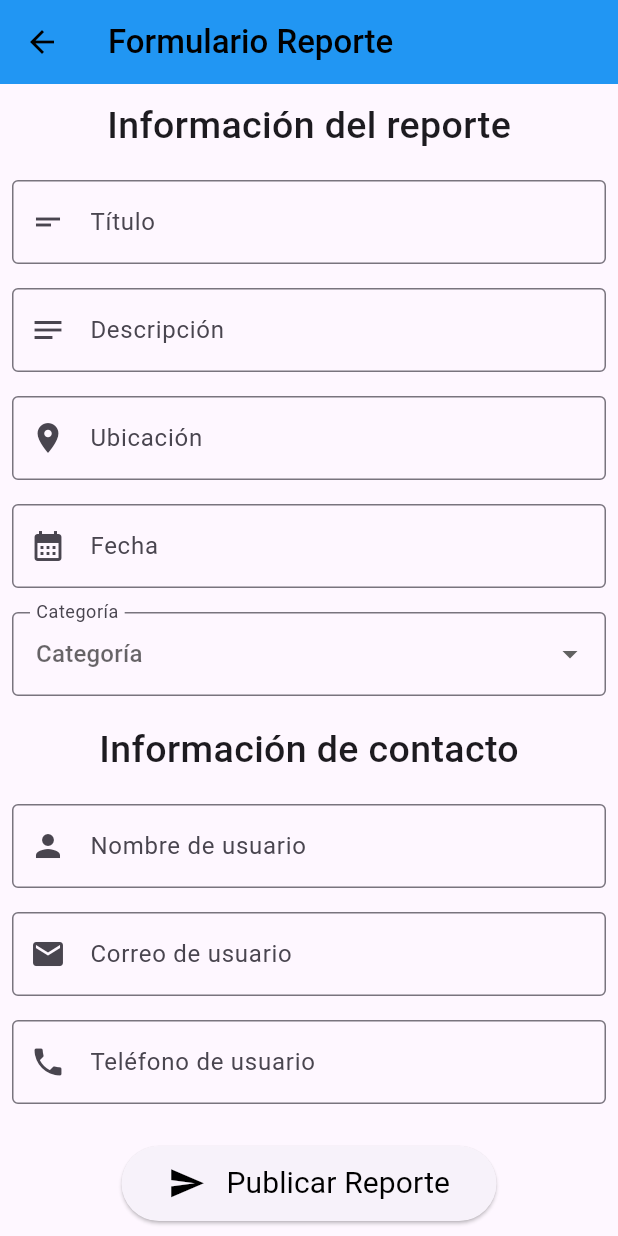
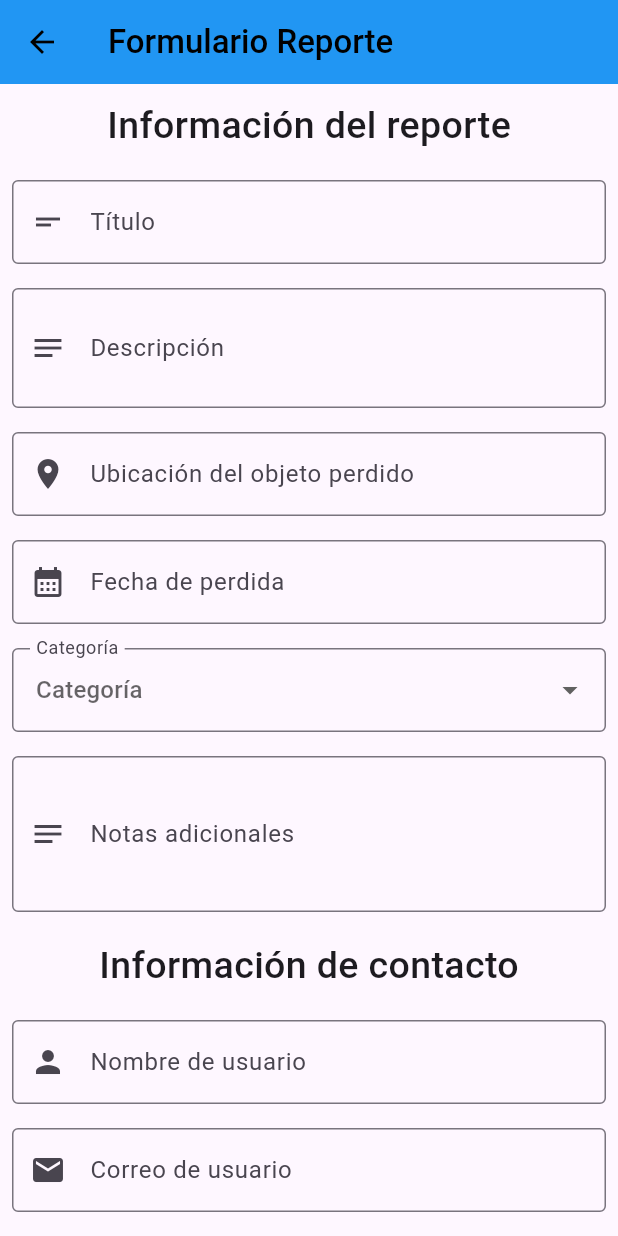
Before and after one commit to jmonsalve622/Proyecto-Ing-SW-10, a Flutter app: the CreateReportPage screen opened directly, on a phone screen of 412 x 824 dp. Run offline on Flutter 3.47's test engine with Material 3 defaults, Android fonts, the light colour scheme and no system bars.

Commit message:
Adicion del bloque de Notas adicionales en creacion de reporte y arreglos de detalles

```diff
--- a/lib/pages/create_report_page.dart
+++ b/lib/pages/create_report_page.dart
@@ -21,6 +21,8 @@ class _CreateReportPageState extends State<CreateReportPage> {
   final TextEditingController _userNameController = TextEditingController();
   final TextEditingController _userEmailController = TextEditingController();
   final TextEditingController _userPhoneController = TextEditingController();
+  final TextEditingController _notasController = TextEditingController();
+
 
   DateTime? pickedDate;
 
@@ -56,12 +58,30 @@ class _CreateReportPageState extends State<CreateReportPage> {
           padding: const EdgeInsets.all(8),
           child: TextField(
             controller: _descriptionController,
+            maxLines: null,
             decoration: const InputDecoration(
               labelText: "Descripción",
-              hintText: "Ingrese la descripción del objeto",
+              hintText: "Ingrese la descripción del objeto (máx. 100 palabras)",
               border: OutlineInputBorder(),
               prefixIcon: Icon(Icons.notes),
             ),
+            onChanged: (value) {
+              final words = value.trim().split(RegExp(r'\s+'));
+              if (words.length > 100) {
+                final trimmed = words.sublist(0, 100).join(' ');
+                _descriptionController.text = trimmed;
+                _descriptionController.selection = TextSelection.fromPosition(
+                  TextPosition(offset: trimmed.length),
+                );
+
+                ScaffoldMessenger.of(context).showSnackBar(
+                  const SnackBar(
+                    content: Text("Máximo 100 palabras alcanzado"),
+                    duration: Duration(seconds: 2),
+                  ),
+                );
+              }
+            },
           ),
         ),
         Padding(
@@ -69,7 +89,7 @@ class _CreateReportPageState extends State<CreateReportPage> {
           child: TextField(
             controller: _ubicationController,
             decoration: const InputDecoration(
-              labelText: "Ubicación",
+              labelText: "Ubicación del objeto perdido",
               hintText: "Ingrese la ubicación del objeto",
               border: OutlineInputBorder(),
               prefixIcon: Icon(Icons.place),
@@ -82,7 +102,7 @@ class _CreateReportPageState extends State<CreateReportPage> {
             controller: _dateController,
             readOnly: true,
             decoration: const InputDecoration(
-              labelText: 'Fecha',
+              labelText: 'Fecha de perdida',
               hintText: "dd/mm/aaaa",
               border: OutlineInputBorder(),
               prefixIcon: Icon(Icons.calendar_month),
@@ -123,6 +143,37 @@ class _CreateReportPageState extends State<CreateReportPage> {
             },
           )
         ),
+        Padding(
+          padding: const EdgeInsets.all(8),
+          child: TextField(
+            controller: _notasController,
+            maxLines: 3,
+            decoration: const InputDecoration(
+              labelText: "Notas adicionales",
+              hintText: "Información extra sobre el objeto o contacto (máx. 30 palabras)",
+              border: OutlineInputBorder(),
+              prefixIcon: Icon(Icons.notes_outlined),
+            ),
+            onChanged: (value) {
+              final words = value.trim().split(RegExp(r'\s+'));
+              if (words.length > 30) {
+                final trimmed = words.sublist(0, 30).join(' ');
+                _notasController.text = trimmed;
+                _notasController.selection = TextSelection.fromPosition(
+                  TextPosition(offset: trimmed.length),
+                );
+
+                ScaffoldMessenger.of(context).showSnackBar(
+                  const SnackBar(
+                    content: Text("Máximo 30 palabras alcanzado"),
+                    duration: Duration(seconds: 2),
+                  ),
+                );
+              }
+            },
+          ),
+        ),
+
         const Padding(
           padding: EdgeInsets.all(10),
           child: Text("Información de contacto",
@@ -185,17 +236,18 @@ class _CreateReportPageState extends State<CreateReportPage> {
                   ubication: _ubicationController.text,
                   category: _categoryController.text,
                   dateReported: DateTime.now(),
-                  userId: "user123", //Usuario de prueba
-                  notas: "",
+                  notas: _notasController.text,
                   userName: _userNameController.text,
                   userEmail: _userEmailController.text,
                   userPhone: _userPhoneController.text,
+                  userId: _userEmailController.text.trim(),
                 );
+
 
                 ReportManager.addReport(newReport);
                 print("Reporte creado: $newReport");                                  //Prints que demuestran que si se guardan
                 print("Total reportes en memoria: ${ReportManager.reports.length}");  //los reportes con los datos escritos
-
+                                                                                      //los resultados se muestran en la consola
 
                 Navigator.pop(context, newReport);
               },
```
Also changed, not shown: lib/pages/report_page.dart (+6 -1 lines).
